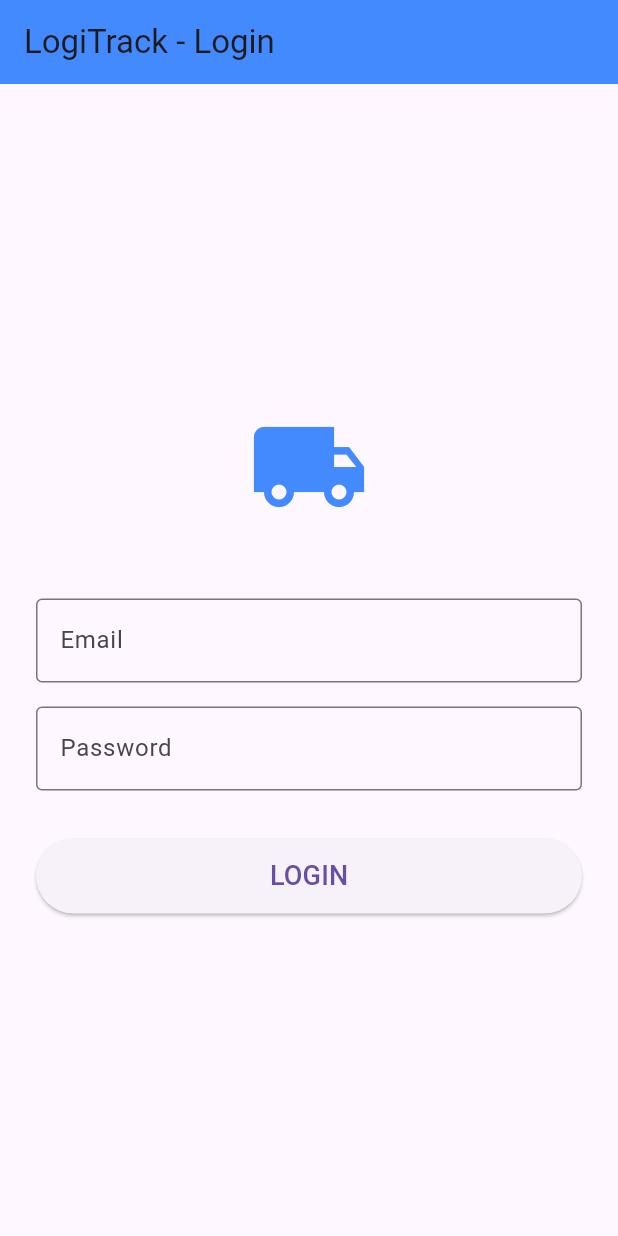
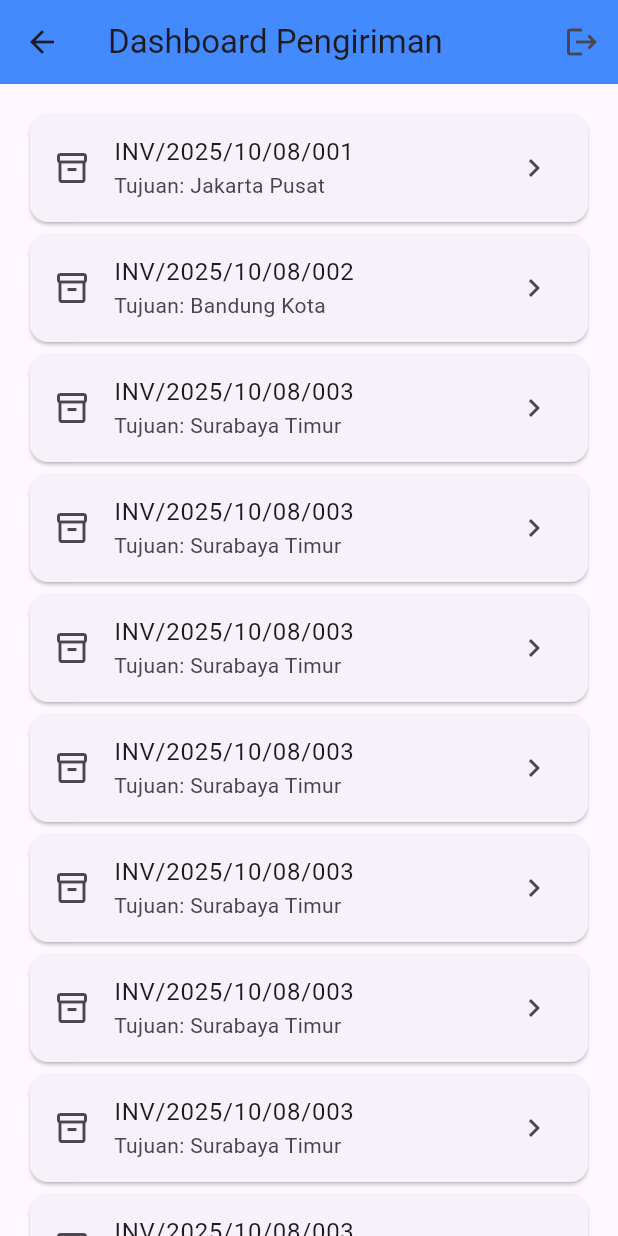
Before and after one commit to ekastn/logitrack-app, a Flutter app: the screen it shows after launch, after a tap on "LOGIN", on a phone screen of 412 x 824 dp. Run offline on Flutter 3.47's test engine with Material 3 defaults, Android fonts, the light colour scheme and no system bars.

Commit message:
Praktikum 3

```diff
--- /dev/null
+++ b/lib/dashboard_page.dart
@@ -0,0 +1,147 @@
+import 'package:flutter/material.dart';
+
+class DashboardPage extends StatelessWidget {
+  const DashboardPage({super.key});
+
+  @override
+  Widget build(BuildContext context) {
+    return Scaffold(
+      appBar: AppBar(
+        title: const Text('Dashboard Pengiriman'),
+        backgroundColor: Colors.blueAccent,
+        actions: [
+          IconButton(
+            icon: const Icon(Icons.logout),
+            onPressed: () {
+              Navigator.pop(context);
+            },
+          ),
+        ],
+      ),
+      body: ListView(
+        padding: const EdgeInsets.all(16.0),
+        children: [
+          Card(
+            child: ListTile(
+              leading: const Icon(Icons.inventory_2_outlined),
+              title: const Text('INV/2025/10/08/001'),
+              subtitle: const Text('Tujuan: Jakarta Pusat'),
+              trailing: const Icon(Icons.chevron_right),
+              onTap: () {},
+            ),
+          ),
+
+          Card(
+            child: ListTile(
+              leading: const Icon(Icons.inventory_2_outlined),
+              title: const Text('INV/2025/10/08/002'),
+              subtitle: const Text('Tujuan: Bandung Kota'),
+              trailing: const Icon(Icons.chevron_right),
+              onTap: () {},
+            ),
+          ),
+
+          Card(
+            child: ListTile(
+              leading: const Icon(Icons.inventory_2_outlined),
+              title: const Text('INV/2025/10/08/003'),
+              subtitle: const Text('Tujuan: Surabaya Timur'),
+              trailing: const Icon(Icons.chevron_right),
+              onTap: () {},
+            ),
+          ),
+          Card(
+            child: ListTile(
+              leading: const Icon(Icons.inventory_2_outlined),
+              title: const Text('INV/2025/10/08/003'),
+              subtitle: const Text('Tujuan: Surabaya Timur'),
+              trailing: const Icon(Icons.chevron_right),
+              onTap: () {},
+            ),
+          ),
+          Card(
+            child: ListTile(
+              leading: const Icon(Icons.inventory_2_outlined),
+              title: const Text('INV/2025/10/08/003'),
+              subtitle: const Text('Tujuan: Surabaya Timur'),
+              trailing: const Icon(Icons.chevron_right),
+              onTap: () {},
+            ),
+          ),
+          Card(
+            child: ListTile(
+              leading: const Icon(Icons.inventory_2_outlined),
+              title: const Text('INV/2025/10/08/003'),
+              subtitle: const Text('Tujuan: Surabaya Timur'),
+              trailing: const Icon(Icons.chevron_right),
+              onTap: () {},
+            ),
+          ),
+          Card(
+            child: ListTile(
+              leading: const Icon(Icons.inventory_2_outlined),
+              title: const Text('INV/2025/10/08/003'),
+              subtitle: const Text('Tujuan: Surabaya Timur'),
+              trailing: const Icon(Icons.chevron_right),
+              onTap: () {},
+            ),
+          ),
+          Card(
+            child: ListTile(
+              leading: const Icon(Icons.inventory_2_outlined),
+              title: const Text('INV/2025/10/08/003'),
+              subtitle: const Text('Tujuan: Surabaya Timur'),
+              trailing: const Icon(Icons.chevron_right),
+              onTap: () {},
+            ),
+          ),
+          Card(
+            child: ListTile(
+              leading: const Icon(Icons.inventory_2_outlined),
+              title: const Text('INV/2025/10/08/003'),
+              subtitle: const Text('Tujuan: Surabaya Timur'),
+              trailing: const Icon(Icons.chevron_right),
+              onTap: () {},
+            ),
+          ),
+          Card(
+            child: ListTile(
+              leading: const Icon(Icons.inventory_2_outlined),
+              title: const Text('INV/2025/10/08/003'),
+              subtitle: const Text('Tujuan: Surabaya Timur'),
+              trailing: const Icon(Icons.chevron_right),
+              onTap: () {},
+            ),
+          ),
+          Card(
+            child: ListTile(
+              leading: const Icon(Icons.inventory_2_outlined),
+              title: const Text('INV/2025/10/08/003'),
+              subtitle: const Text('Tujuan: Surabaya Timur'),
+              trailing: const Icon(Icons.chevron_right),
+              onTap: () {},
+            ),
+          ),
+          Card(
+            child: ListTile(
+              leading: const Icon(Icons.inventory_2_outlined),
+              title: const Text('INV/2025/10/08/003'),
+              subtitle: const Text('Tujuan: Surabaya Timur'),
+              trailing: const Icon(Icons.chevron_right),
+              onTap: () {},
+            ),
+          ),
+          Card(
+            child: ListTile(
+              leading: const Icon(Icons.inventory_2_outlined),
+              title: const Text('INV/2025/10/08/003'),
+              subtitle: const Text('Tujuan: Surabaya Timur'),
+              trailing: const Icon(Icons.chevron_right),
+              onTap: () {},
+            ),
+          ),
+        ],
+      ),
+    );
+  }
+}
--- a/lib/login_page.dart
+++ b/lib/login_page.dart
@@ -1,4 +1,5 @@
 import 'package:flutter/material.dart';
+import 'package:logitrack_app/dashboard_page.dart';
 
 class LoginPage extends StatelessWidget {
   const LoginPage({super.key});
@@ -43,7 +44,14 @@ class LoginPage extends StatelessWidget {
               width: double.infinity,
               height: 50,
               child: ElevatedButton(
-                onPressed: () {},
+                onPressed: () {
+                  Navigator.push(
+                    context,
+                    MaterialPageRoute(
+                      builder: (context) => const DashboardPage(),
+                    ),
+                  );
+                },
                 child: const Text('LOGIN', style: TextStyle(fontSize: 18)),
               ),
             ),
```
